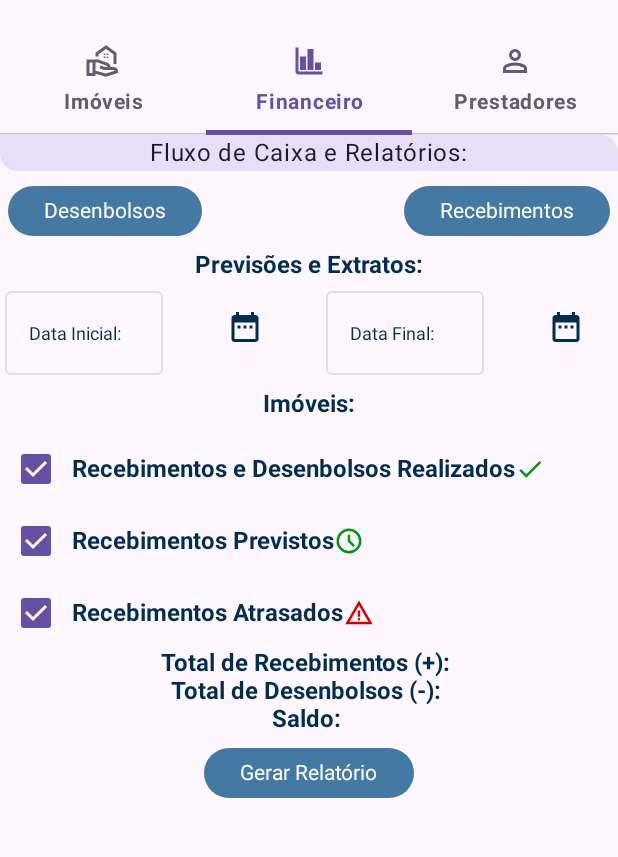
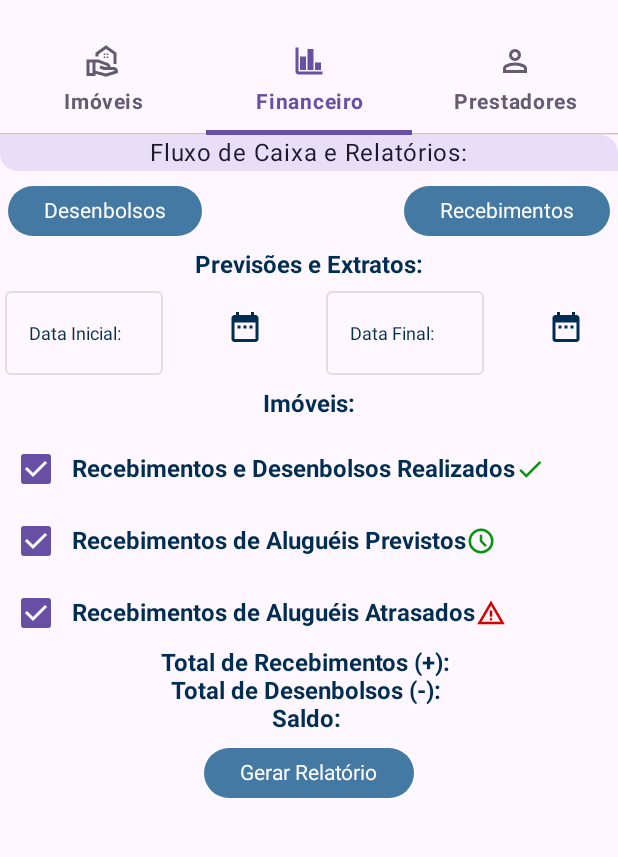
Before and after one commit to gtoretti/RealStateManager, an Android app built with Jetpack Compose: the screen it shows after launch (ReceiptActivity), tab 2 chosen, on a phone screen of 412 x 824 dp, the part 69-926 px from its top. Run offline under Robolectric (Android 15) with nearby library versions, the phone set to English and light mode, and no system bars; our stand-ins replace AdMob, Dagger/Hilt's generated code, Room's generated code, accompanist.

Commit message:
financial

```diff
--- a/app/src/main/java/com/apps/gtorettirsm/compose/property/FinancialScreen.kt
+++ b/app/src/main/java/com/apps/gtorettirsm/compose/property/FinancialScreen.kt
@@ -511,7 +511,7 @@ fun FinancialScreen(
             Checkbox(checked = (true),
                 onCheckedChange = {})
             Text(
-                text = "Recebimentos Previstos",
+                text = "Recebimentos de Aluguéis Previstos",
                 style = TextStyle(
                     color = getTextColor(),
                     fontSize = 16.sp,
@@ -520,7 +520,7 @@ fun FinancialScreen(
             )
             Icon(
                 imageVector = ImageVector.vectorResource(R.drawable.schedule_24px),
-                contentDescription = "Recebimentos Previstos",
+                contentDescription = "Recebimentos de Aluguéis Previstos",
                 tint = Color(0xFF08940E),
                 modifier = Modifier
                     .padding(end = 10.dp)
@@ -536,7 +536,7 @@ fun FinancialScreen(
             Checkbox(checked = (true),
                 onCheckedChange = {})
             Text(
-                text = "Recebimentos Atrasados",
+                text = "Recebimentos de Aluguéis Atrasados",
                 style = TextStyle(
                     color = getTextColor(),
                     fontSize = 16.sp,
@@ -545,7 +545,7 @@ fun FinancialScreen(
             )
             Icon(
                 imageVector = ImageVector.vectorResource(R.drawable.warning_24px),
-                contentDescription = "Recebimentos Atrasados",
+                contentDescription = "Recebimentos de Aluguéis Atrasados",
                 tint = Color(0xFFD50000),
                 modifier = Modifier
                     .padding(end = 10.dp)
--- a/app/src/main/java/com/apps/gtorettirsm/compose/property/PropertiesScreen.kt
+++ b/app/src/main/java/com/apps/gtorettirsm/compose/property/PropertiesScreen.kt
@@ -47,10 +47,14 @@ import java.util.Date
 
 import android.content.Intent
 import android.net.Uri
+import androidx.compose.foundation.layout.height
+import androidx.compose.material3.Button
+import androidx.compose.material3.ButtonDefaults
 import androidx.compose.runtime.mutableLongStateOf
 import androidx.compose.ui.graphics.vector.ImageVector
 import androidx.compose.ui.res.vectorResource
 import com.apps.gtorettirsm.R
+import com.apps.gtorettirsm.compose.utils.getButtonColor
 
 @Composable
 fun PropertiesScreen(
@@ -93,40 +97,51 @@ fun PropertiesScreen(
                 )
             }
         }
+
         Row(
             verticalAlignment = Alignment.CenterVertically,
             horizontalArrangement = Arrangement.End,
             modifier = Modifier.fillMaxWidth()
         ) {
+            Spacer(modifier = Modifier.height(10.dp))
+        }
 
-            if (properties.isEmpty()) {
+        Row(
+            verticalAlignment = Alignment.CenterVertically,
+            horizontalArrangement = Arrangement.End,
+            modifier = Modifier
+                .fillMaxWidth()
+                .padding(horizontal = 5.dp)
+        ) {
+
+            Button(
+                onClick = {
+                    openPropertyCreateDialog.value = true
+                },
+                colors = ButtonDefaults.buttonColors(
+                    containerColor = getButtonColor()
+                ), modifier = Modifier.height(33.dp)
+            ) {
                 Text(
-                    text = "Para adicionar Imóveis, clique aqui-->",
+                    text = "Adicionar",
                     style = TextStyle(
-                        color = getRedTextColor(),
-                        fontSize = 16.sp,
-                        fontFamily = FontFamily.SansSerif,
+                        fontSize = 14.sp,
                     )
                 )
             }
 
-            TextButton(
-                modifier = Modifier.padding(5.dp),
-                onClick =
-                {
-                    openPropertyCreateDialog.value = true
-                }
-            ) {
-                Icon(
-                    imageVector = Icons.Filled.AddCircle,
-                    contentDescription = "Adicionar Imóvel",
-                    tint = getTextColor(),
-                    modifier = Modifier
-                        .padding(end = 12.dp)
-                        .size(24.dp)
-                )
-            }
         }
+
+
+        Row(
+            verticalAlignment = Alignment.CenterVertically,
+            horizontalArrangement = Arrangement.End,
+            modifier = Modifier.fillMaxWidth()
+        ) {
+            Spacer(modifier = Modifier.height(10.dp))
+        }
+
+
         Column(
             horizontalAlignment = Alignment.Start,
             modifier = Modifier
```
Also changed, not shown: app/src/main/java/com/apps/gtorettirsm/compose/profile/ServiceProviderScreen.kt (+41 -35 lines), app/src/main/java/com/apps/gtorettirsm/compose/property/PropertyExpensesDialog.kt (+24 -38 lines), app/src/main/java/com/apps/gtorettirsm/compose/property/PropertyReceivingsDialog.kt (+30 -50 lines).
